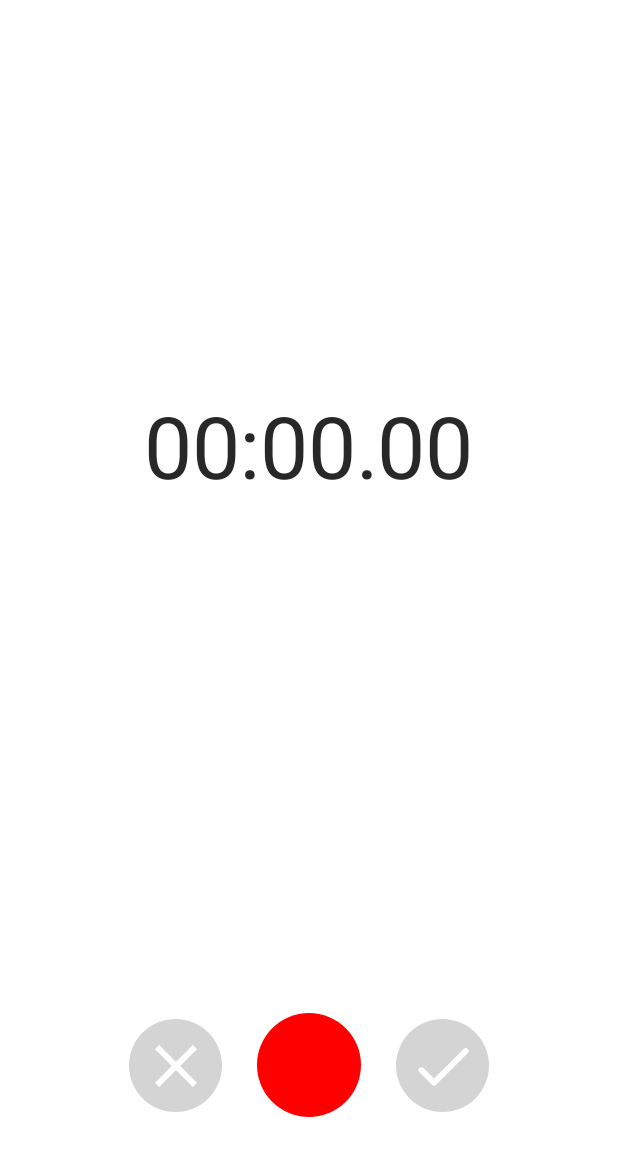
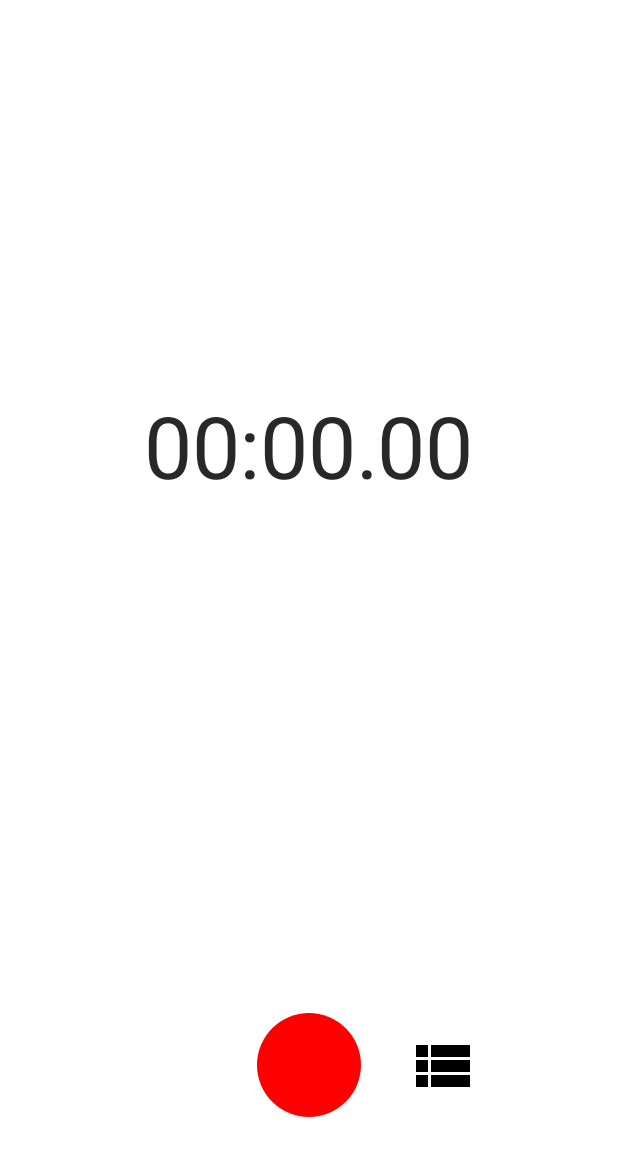
Before and after one commit to arohim/jetpack-compose-audio-recorder, an Android app built with Jetpack Compose: the screen it shows after launch (MainActivity), on a phone screen of 412 x 824 dp. Shown: the top 1156 px of the screen. Run offline under Robolectric (Android 15) with nearby library versions, the phone set to English and light mode, and no system bars.

Commit message:
Added save form modal

```diff
--- a/app/build.gradle.kts
+++ b/app/build.gradle.kts
@@ -5,7 +5,7 @@ plugins {
 
 android {
     namespace = "com.him.sama.audiorecorder"
-    compileSdk = 33
+    compileSdk = 34
 
     defaultConfig {
         applicationId = "com.him.sama.audiorecorder"
@@ -56,8 +56,10 @@ dependencies {
     implementation(platform("androidx.compose:compose-bom:2023.03.00"))
     implementation("androidx.compose.ui:ui")
     implementation("androidx.compose.ui:ui-graphics")
+    implementation("androidx.emoji2:emoji2:1.4.0")
     implementation("androidx.compose.ui:ui-tooling-preview")
     implementation("androidx.compose.material3:material3")
+    implementation("androidx.compose.material:material:1.5.1")
     implementation("androidx.lifecycle:lifecycle-viewmodel-compose:2.6.2")
     implementation("androidx.lifecycle:lifecycle-runtime-compose:2.6.2")
 
--- a/app/src/main/AndroidManifest.xml
+++ b/app/src/main/AndroidManifest.xml
@@ -17,7 +17,8 @@
             android:name=".MainActivity"
             android:exported="true"
             android:label="@string/app_name"
-            android:theme="@style/Theme.AudioRecorder">
+            android:theme="@style/Theme.AudioRecorder"
+            android:windowSoftInputMode="adjustResize">
             <intent-filter>
                 <action android:name="android.intent.action.MAIN" />
 
--- a/app/src/main/java/com/him/sama/audiorecorder/AudioRecorderScreen.kt
+++ b/app/src/main/java/com/him/sama/audiorecorder/AudioRecorderScreen.kt
@@ -14,6 +14,13 @@ import androidx.compose.foundation.layout.Spacer
 import androidx.compose.foundation.layout.fillMaxSize
 import androidx.compose.foundation.layout.fillMaxWidth
 import androidx.compose.foundation.layout.height
+import androidx.compose.foundation.layout.imePadding
+import androidx.compose.foundation.layout.navigationBarsPadding
+import androidx.compose.material.ExperimentalMaterialApi
+import androidx.compose.material.ModalBottomSheetLayout
+import androidx.compose.material.ModalBottomSheetValue
+import androidx.compose.material.rememberModalBottomSheetState
+import androidx.compose.material3.ExperimentalMaterial3Api
 import androidx.compose.material3.MaterialTheme
 import androidx.compose.material3.Text
 import androidx.compose.runtime.Composable
@@ -21,6 +28,7 @@ import androidx.compose.runtime.LaunchedEffect
 import androidx.compose.runtime.getValue
 import androidx.compose.runtime.mutableStateOf
 import androidx.compose.runtime.remember
+import androidx.compose.runtime.rememberCoroutineScope
 import androidx.compose.runtime.setValue
 import androidx.compose.ui.Alignment
 import androidx.compose.ui.Modifier
@@ -38,8 +46,10 @@ import com.him.sama.audiorecorder.recorder.ControlPanel
 import com.him.sama.audiorecorder.recorder.WaveformView
 import com.him.sama.audiorecorder.ui.theme.AudioRecorderTheme
 import com.him.sama.audiorecorder.ui.theme.ColorText
+import kotlinx.coroutines.launch
 
 
+@OptIn(ExperimentalMaterialApi::class, ExperimentalMaterial3Api::class)
 @Composable
 fun AudioRecorderScreen(
     viewModel: AudioRecorderViewModel = viewModel()
@@ -49,6 +59,9 @@ fun AudioRecorderScreen(
     val duration = viewModel.duration.collectAsStateWithLifecycle().value
     val amplitudes = viewModel.amplitudes.collectAsStateWithLifecycle().value
     val spikes = viewModel.spikes.collectAsStateWithLifecycle().value
+    val coroutine = rememberCoroutineScope()
+    val sheetState = rememberModalBottomSheetState(ModalBottomSheetValue.Hidden)
+    val fileName = remember { mutableStateOf("") }
 
     var permissionGranted by remember {
         mutableStateOf(
@@ -73,10 +86,45 @@ fun AudioRecorderScreen(
         viewModel.init(context = context)
     }
 
-    Content(isRecording, duration, amplitudes, spikes) {
-        viewModel.toggleRecording(context)
+    Content(
+        isRecording = isRecording,
+        duration = duration,
+        amplitudes = amplitudes,
+        spikes = spikes,
+        onRecordingClick = {
+            viewModel.toggleRecording(context)
+        },
+        onDoneClick = {
+            viewModel.onDone()
+        },
+        onDeleteClick = {
+            viewModel.onDelete()
+        },
+        onListClick = {
+            coroutine.launch {
+                sheetState.show()
+            }
+        },
+    )
+
+    ModalBottomSheetLayout(
+        modifier = Modifier
+            .fillMaxWidth()
+            .navigationBarsPadding()
+            .imePadding(),
+        sheetState = sheetState,
+        sheetContent = {
+            ConfirmToSaveFileModalContent(
+                fileName,
+                coroutine,
+                sheetState,
+                onSave = {
+                    viewModel.save(fileName.value)
+                }
+            )
+        }
+    ) {
     }
-
 }
 
 @Composable
@@ -85,7 +133,10 @@ private fun Content(
     duration: String,
     amplitudes: ArrayList<Float>,
     spikes: ArrayList<RectF>,
-    onRecordingClick: () -> Unit
+    onRecordingClick: () -> Unit,
+    onDeleteClick: () -> Unit,
+    onDoneClick: () -> Unit,
+    onListClick: () -> Unit,
 ) {
     Box(
         modifier = Modifier
@@ -93,7 +144,13 @@ private fun Content(
             .background(Color.White),
     ) {
         Display(duration, amplitudes, spikes)
-        ControlPanel(isRecording, onRecordingClick = onRecordingClick)
+        ControlPanel(
+            isRecording = isRecording,
+            onRecordingClick = onRecordingClick,
+            onDeleteClick = onDeleteClick,
+            onDoneClick = onDoneClick,
+            onListClick = onListClick,
+        )
     }
 }
 
@@ -133,6 +190,15 @@ private fun BoxScope.Display(
 @Composable
 fun PreviewAudioRecorderScreen() {
     AudioRecorderTheme {
-        Content(true, "00:00.000", arrayListOf(), arrayListOf()) {}
+        Content(
+            isRecording = true,
+            duration = "00:00.000",
+            amplitudes = arrayListOf(),
+            spikes = arrayListOf(),
+            onRecordingClick = {},
+            onDeleteClick = {},
+            onDoneClick = {},
+            onListClick = {}
+        )
     }
 }
--- /dev/null
+++ b/app/src/main/java/com/him/sama/audiorecorder/ConfirmToSaveFileModalContent.kt
@@ -0,0 +1,84 @@
+package com.him.sama.audiorecorder
+
+import androidx.compose.foundation.layout.Column
+import androidx.compose.foundation.layout.Row
+import androidx.compose.foundation.layout.Spacer
+import androidx.compose.foundation.layout.fillMaxWidth
+import androidx.compose.foundation.layout.height
+import androidx.compose.foundation.layout.imePadding
+import androidx.compose.foundation.layout.navigationBarsPadding
+import androidx.compose.foundation.layout.padding
+import androidx.compose.foundation.layout.width
+import androidx.compose.foundation.rememberScrollState
+import androidx.compose.foundation.verticalScroll
+import androidx.compose.material.ExperimentalMaterialApi
+import androidx.compose.material.ModalBottomSheetState
+import androidx.compose.material3.Button
+import androidx.compose.material3.ButtonDefaults
+import androidx.compose.material3.ExperimentalMaterial3Api
+import androidx.compose.material3.Text
+import androidx.compose.material3.TextField
+import androidx.compose.runtime.Composable
+import androidx.compose.runtime.MutableState
+import androidx.compose.ui.Alignment
+import androidx.compose.ui.Modifier
+import androidx.compose.ui.unit.dp
+import com.him.sama.audiorecorder.ui.theme.GrayDark
+import kotlinx.coroutines.CoroutineScope
+import kotlinx.coroutines.launch
+
+@Composable
+@OptIn(ExperimentalMaterial3Api::class, ExperimentalMaterialApi::class)
+fun ConfirmToSaveFileModalContent(
+    fileName: MutableState<String>,
+    coroutine: CoroutineScope,
+    sheetState: ModalBottomSheetState,
+    onSave: () -> Unit
+) {
+    Column(
+        modifier = Modifier
+            .verticalScroll(rememberScrollState())
+            .fillMaxWidth()
+            .padding(24.dp)
+            .navigationBarsPadding()
+            .imePadding(),
+        horizontalAlignment = Alignment.CenterHorizontally
+    ) {
+        Text(text = "File name")
+        Spacer(modifier = Modifier.height(8.dp))
+        TextField(
+            modifier = Modifier.fillMaxWidth(),
+            value = fileName.value,
+            onValueChange = {
+                fileName.value = it
+            }
+        )
+        Spacer(modifier = Modifier.height(24.dp))
+        Row(
+            modifier = Modifier.fillMaxWidth(),
+        ) {
+            Button(
+                modifier = Modifier.weight(1f),
+                colors = ButtonDefaults.buttonColors(
+                    containerColor = GrayDark
+                ),
+                onClick = {
+                    coroutine.launch {
+                        fileName.value = ""
+                        sheetState.hide()
+                    }
+                }
+            ) {
+                Text(text = "Cancel")
+            }
+            Spacer(modifier = Modifier.width(8.dp))
+            Button(
+                modifier = Modifier.weight(1f),
+                enabled = fileName.value.isNotEmpty(),
+                onClick = onSave
+            ) {
+                Text(text = "Save")
+            }
+        }
+    }
+}
--- a/app/src/main/java/com/him/sama/audiorecorder/recorder/RecordingControlPanel.kt
+++ b/app/src/main/java/com/him/sama/audiorecorder/recorder/RecordingControlPanel.kt
@@ -29,7 +29,13 @@ import com.him.sama.audiorecorder.ui.theme.AudioRecorderTheme
 import com.him.sama.audiorecorder.ui.theme.GrayDark
 
 @Composable
-fun BoxScope.ControlPanel(isRecording: Boolean, onRecordingClick: () -> Unit) {
+fun BoxScope.ControlPanel(
+    isRecording: Boolean,
+    onRecordingClick: () -> Unit,
+    onDeleteClick: () -> Unit,
+    onDoneClick: () -> Unit,
+    onListClick: () -> Unit,
+) {
     Row(
         modifier = Modifier
             .align(Alignment.BottomCenter)
@@ -38,10 +44,12 @@ fun BoxScope.ControlPanel(isRecording: Boolean, onRecordingClick: () -> Unit) {
         verticalAlignment = Alignment.CenterVertically,
         horizontalArrangement = Arrangement.Center
     ) {
+        if (isRecording)
             Box(
                 modifier = Modifier
+                    .clickable(onClick = onDeleteClick)
                     .size(62.dp)
-                .background(GrayDark, CircleShape),
+                    .background(Color.White.copy(alpha = 0.9f), CircleShape),
             ) {
                 Icon(
                     modifier = Modifier
@@ -49,9 +57,15 @@ fun BoxScope.ControlPanel(isRecording: Boolean, onRecordingClick: () -> Unit) {
                         .align(Alignment.Center),
                     painter = painterResource(id = R.drawable.outline_clear_24),
                     contentDescription = null,
-                tint = Color.White
+                    tint = Color.Black
                 )
             }
+        else
+            Box(
+                modifier = Modifier
+                    .size(62.dp)
+                    .background(Color.Transparent),
+            )
         Spacer(modifier = Modifier.width(16.dp))
         if (isRecording)
             Icon(
@@ -71,10 +85,12 @@ fun BoxScope.ControlPanel(isRecording: Boolean, onRecordingClick: () -> Unit) {
                     .background(Color.Red, CircleShape)
             )
         Spacer(modifier = Modifier.width(16.dp))
+        if (isRecording)
             Box(
                 modifier = Modifier
+                    .clickable(onClick = onDoneClick)
                     .size(62.dp)
-                .background(GrayDark, CircleShape),
+                    .background(Color.White.copy(alpha = 0.9f), CircleShape),
             ) {
                 Icon(
                     modifier = Modifier
@@ -82,9 +98,26 @@ fun BoxScope.ControlPanel(isRecording: Boolean, onRecordingClick: () -> Unit) {
                         .align(Alignment.Center),
                     painter = painterResource(id = R.drawable.round_done_24),
                     contentDescription = null,
-                tint = Color.White
+                    tint = Color.Black
                 )
             }
+        else
+            Box(
+                modifier = Modifier
+                    .clickable(onClick = onListClick)
+                    .size(62.dp)
+                    .background(Color.White.copy(alpha = 0.9f), CircleShape),
+            ) {
+                Icon(
+                    modifier = Modifier
+                        .size(48.dp)
+                        .align(Alignment.Center),
+                    painter = painterResource(id = R.drawable.baseline_view_list_24),
+                    contentDescription = null,
+                    tint = Color.Black
+                )
+            }
+
     }
 }
 
@@ -97,9 +130,15 @@ fun PreviewControlPanelRecording() {
     }
     AudioRecorderTheme {
         Box {
-            ControlPanel(isRecording, {
+            ControlPanel(
+                isRecording = isRecording,
+                onRecordingClick = {
                     isRecording = !isRecording
-            })
+                },
+                onDeleteClick = {},
+                onDoneClick = {},
+                onListClick = {}
+            )
         }
     }
 }
@@ -109,7 +148,12 @@ fun PreviewControlPanelRecording() {
 fun PreviewControlPanelNotRecording() {
     AudioRecorderTheme {
         Box {
-            ControlPanel(false, {})
+            ControlPanel(
+                isRecording = false,
+                onRecordingClick = {},
+                onDeleteClick = {},
+                onDoneClick = {},
+                onListClick = {})
         }
     }
 }
--- a/app/src/main/java/com/him/sama/audiorecorder/recorder/WaveformView.kt
+++ b/app/src/main/java/com/him/sama/audiorecorder/recorder/WaveformView.kt
@@ -26,10 +26,10 @@ class WaveformView(context: Context?, attrs: AttributeSet?) : View(context, attr
         sw = resources.displayMetrics.widthPixels.toFloat()
     }
 
-    override fun draw(canvas: Canvas?) {
+    override fun draw(canvas: Canvas) {
         super.draw(canvas)
         spikes.forEach {
-            canvas?.drawRoundRect(it, radius, radius, paint)
+            canvas.drawRoundRect(it, radius, radius, paint)
         }
     }
 
--- /dev/null
+++ b/app/src/main/res/drawable/baseline_view_list_24.xml
@@ -0,0 +1,5 @@
+<vector android:autoMirrored="true" android:height="24dp"
+    android:tint="#000000" android:viewportHeight="24"
+    android:viewportWidth="24" android:width="24dp" xmlns:android="http://schemas.android.com/apk/res/android">
+    <path android:fillColor="@android:color/white" android:pathData="M3,14h4v-4H3V14zM3,19h4v-4H3V19zM3,9h4V5H3V9zM8,14h13v-4H8V14zM8,19h13v-4H8V19zM8,5v4h13V5H8z"/>
+</vector>
```
Also changed, not shown: app/src/main/java/com/him/sama/audiorecorder/recorder/AudioRecorderViewModel.kt (+14 -3 lines). Lines whose indentation alone changed are shown as unchanged.
